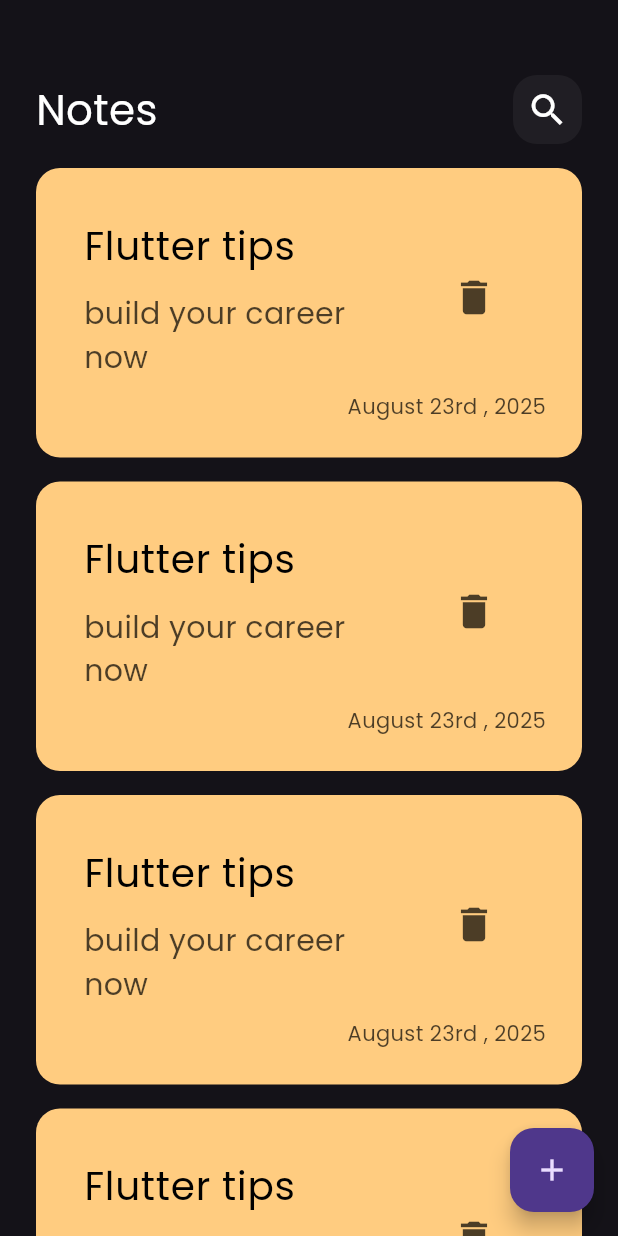
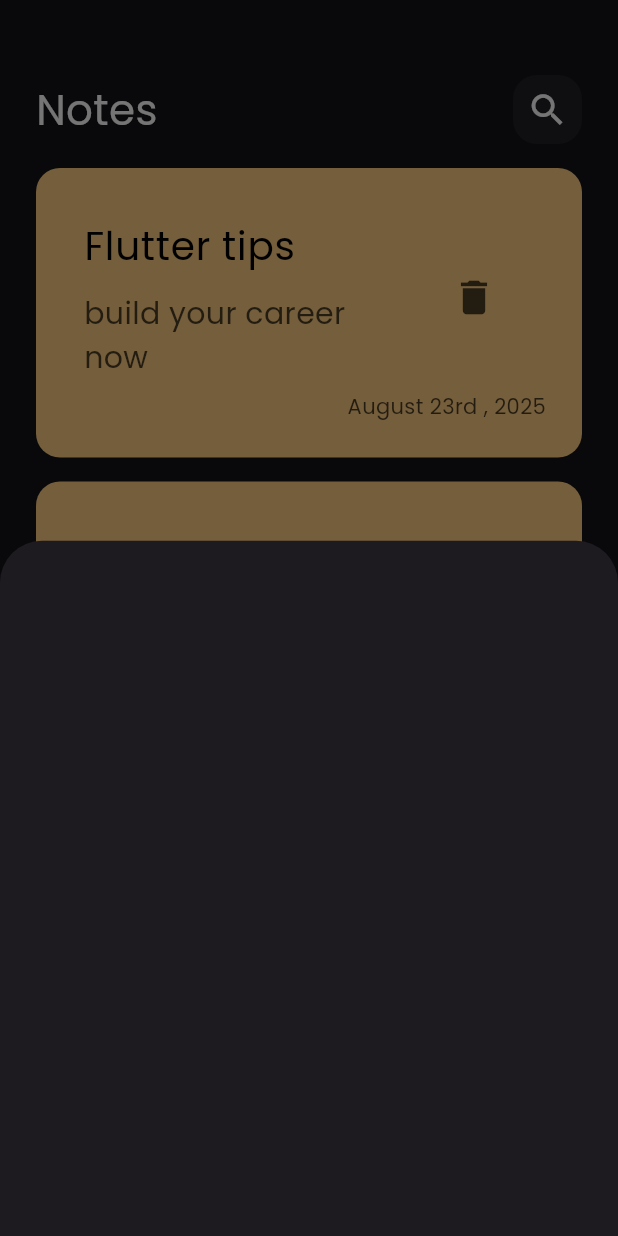
Before and after one commit to rehamkhaled25/notes_app, a Flutter app: the screen it shows after launch, after a tap on the "add" icon, on a phone screen of 412 x 824 dp. Run offline on Flutter 3.47's test engine with Material 3 defaults, Android fonts, the phone set to English and light mode, and no system bars.

Commit message:
show modal bottom sheet

```diff
--- a/lib/views/notes_view.dart
+++ b/lib/views/notes_view.dart
@@ -1,4 +1,5 @@
 import 'package:flutter/material.dart';
+import 'package:last_project/widgets/add_note_bottom.dart';
 import 'package:last_project/widgets/notes_view_body.dart';
 
 class NotesView extends StatelessWidget {
@@ -8,7 +9,13 @@
   Widget build(BuildContext context) {
     return Scaffold(
       floatingActionButton:FloatingActionButton(
-        onPressed: (){},
+        onPressed: (){
+         showModalBottomSheet(context: context,
+          builder: (context){
+          return AddNoteButtomSheet()
+         ; }
+          );
+        },
         child: Icon(Icons.add),
         ) ,
      body: NotesViewBody(),
--- /dev/null
+++ b/lib/widgets/add_note_bottom.dart
@@ -0,0 +1,10 @@
+import 'package:flutter/material.dart';
+
+class AddNoteButtomSheet extends StatelessWidget {
+  const AddNoteButtomSheet({super.key});
+
+  @override
+  Widget build(BuildContext context) {
+    return Container();
+  }
+}
```
